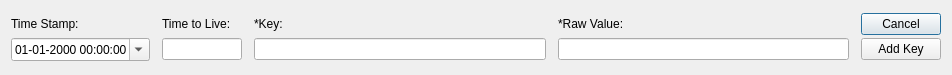
Qt form tools/cacheinspector/ui/WindowAddKey.ui (mlz-ictrl/nicos) before a commit.
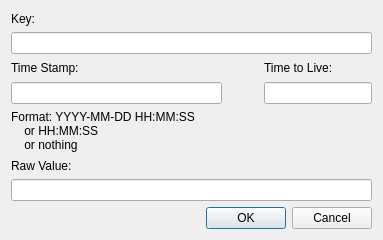
The same form after that commit.

```diff
--- a/tools/cacheinspector/ui/WindowAddKey.ui
+++ b/tools/cacheinspector/ui/WindowAddKey.ui
@@ -6,125 +6,91 @@
    <rect>
     <x>0</x>
     <y>0</y>
-    <width>952</width>
-    <height>75</height>
+    <width>383</width>
+    <height>240</height>
    </rect>
   </property>
   <property name="windowTitle">
    <string>Add New Key</string>
   </property>
   <layout class="QGridLayout" name="gridLayout">
-   <property name="horizontalSpacing">
-    <number>12</number>
-   </property>
-   <property name="verticalSpacing">
-    <number>1</number>
-   </property>
-   <item row="0" column="3">
+   <item row="7" column="0" colspan="4">
+    <widget class="QDialogButtonBox" name="buttonBox">
+     <property name="standardButtons">
+      <set>QDialogButtonBox::Cancel|QDialogButtonBox::Ok</set>
+     </property>
+    </widget>
+   </item>
+   <item row="5" column="0">
     <widget class="QLabel" name="labelValue">
      <property name="text">
-      <string>*Raw Value:</string>
+      <string>Raw Value:</string>
      </property>
     </widget>
    </item>
-   <item row="0" column="4">
-    <widget class="QPushButton" name="buttonCancel">
-     <property name="text">
-      <string>Cancel</string>
-     </property>
-    </widget>
-   </item>
-   <item row="1" column="2">
-    <widget class="QLineEdit" name="valueKey"/>
-   </item>
-   <item row="1" column="4">
-    <widget class="QPushButton" name="buttonAdd">
-     <property name="text">
-      <string>Add Key</string>
-     </property>
-    </widget>
-   </item>
-   <item row="0" column="1">
-    <widget class="QLabel" name="labelTTL">
-     <property name="text">
-      <string>Time to Live:</string>
-     </property>
-    </widget>
-   </item>
-   <item row="0" column="2">
-    <widget class="QLabel" name="labelKey">
-     <property name="text">
-      <string>*Key:</string>
-     </property>
-    </widget>
-   </item>
-   <item row="0" column="0">
+   <item row="2" column="0">
     <widget class="QLabel" name="labelTimeStamp">
      <property name="text">
       <string>Time Stamp:</string>
      </property>
     </widget>
    </item>
-   <item row="1" column="1">
+   <item row="3" column="2">
+    <spacer name="horizontalSpacer">
+     <property name="orientation">
+      <enum>Qt::Horizontal</enum>
+     </property>
+     <property name="sizeType">
+      <enum>QSizePolicy::Fixed</enum>
+     </property>
+     <property name="sizeHint" stdset="0">
+      <size>
+       <width>30</width>
+       <height>20</height>
+      </size>
+     </property>
+    </spacer>
+   </item>
+   <item row="3" column="0" colspan="2">
+    <widget class="QLineEdit" name="valueTime"/>
+   </item>
+   <item row="6" column="0" colspan="4">
+    <widget class="QLineEdit" name="valueValue"/>
+   </item>
+   <item row="1" column="0" colspan="4">
+    <widget class="QLineEdit" name="valueKey"/>
+   </item>
+   <item row="0" column="0">
+    <widget class="QLabel" name="labelKey">
+     <property name="text">
+      <string>Key:</string>
+     </property>
+    </widget>
+   </item>
+   <item row="3" column="3">
     <widget class="QLineEdit" name="valueTTL">
-     <property name="maximumSize">
-      <size>
-       <width>80</width>
-       <height>16777215</height>
-      </size>
+     <property name="sizePolicy">
+      <sizepolicy hsizetype="Fixed" vsizetype="Fixed">
+       <horstretch>0</horstretch>
+       <verstretch>0</verstretch>
+      </sizepolicy>
      </property>
      <property name="inputMask">
       <string>#ddddd9; </string>
      </property>
     </widget>
    </item>
-   <item row="1" column="3">
-    <widget class="QLineEdit" name="valueValue"/>
+   <item row="2" column="3">
+    <widget class="QLabel" name="labelTTL">
+     <property name="text">
+      <string>Time to Live:</string>
+     </property>
+    </widget>
    </item>
-   <item row="1" column="0">
-    <widget class="QDateTimeEdit" name="dateTimeStamp">
-     <property name="maximumSize">
-      <size>
-       <width>196</width>
-       <height>16777215</height>
-      </size>
-     </property>
-     <property name="maximumDate">
-      <date>
-       <year>2038</year>
-       <month>1</month>
-       <day>1</day>
-      </date>
-     </property>
-     <property name="minimumDate">
-      <date>
-       <year>1970</year>
-       <month>1</month>
-       <day>19</day>
-      </date>
-     </property>
-     <property name="maximumTime">
-      <time>
-       <hour>0</hour>
-       <minute>0</minute>
-       <second>0</second>
-      </time>
-     </property>
-     <property name="minimumTime">
-      <time>
-       <hour>23</hour>
-       <minute>59</minute>
-       <second>59</second>
-      </time>
-     </property>
-     <property name="displayFormat">
-      <string>dd-MM-yyyy HH:mm:ss</string>
-     </property>
-     <property name="calendarPopup">
-      <bool>true</bool>
-     </property>
-     <property name="timeSpec">
-      <enum>Qt::UTC</enum>
+   <item row="4" column="0">
+    <widget class="QLabel" name="label">
+     <property name="text">
+      <string>Format: YYYY-MM-DD HH:MM:SS&lt;br&gt;&amp;nbsp;&amp;nbsp;&amp;nbsp;&amp;nbsp;or HH:MM:SS&lt;br&gt;&amp;nbsp;&amp;nbsp;&amp;nbsp;&amp;nbsp;or nothing</string>
      </property>
     </widget>
    </item>
```
Left out of the diff: 44 changed lines with no effect on the pictures.
